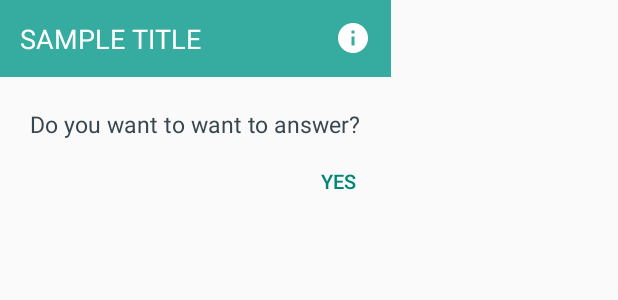
After one commit to rjhonsl/MappedCRM, an Android app: the layout dialog_material_themed_okonly.xml on its own in the app's theme, with its tools: preview values and no code run, on a phone screen of 412 x 824 dp. The commit adds this screen. Shown: the top 300 px of the screen. Run offline under Robolectric (Android 15) with nearby library versions, the phone set to English and light mode, and no system bars; network calls fail.

```diff
--- /dev/null
+++ b/app/src/main/res/layout/dialog_material_themed_okonly.xml
@@ -0,0 +1,79 @@
+<?xml version="1.0" encoding="utf-8"?>
+<LinearLayout xmlns:android="http://schemas.android.com/apk/res/android"
+              android:orientation="vertical"
+              android:layout_width="wrap_content"
+              android:layout_height="wrap_content"
+              android:gravity="center_horizontal"
+              android:weightSum="1">
+
+    <LinearLayout
+        android:layout_weight="1"
+        android:layout_marginBottom="5dp"
+        android:layout_width="fill_parent"
+        android:layout_height="wrap_content"
+        android:orientation="horizontal"
+        android:layout_gravity="left"
+        >
+        <TextView
+            android:gravity="center_vertical|left"
+            android:layout_width="fill_parent"
+            android:layout_height="wrap_content"
+            android:padding="13dp"
+            android:background="@color/deepteal_400"
+            android:textSize="18sp"
+            android:textColor="#FFFFFF"
+            android:text="SAMPLE TITLE"
+            android:drawableRight="@drawable/ic_info_white_24dp"
+            android:id="@+id/dialog_okonly_title"
+            />
+    </LinearLayout>
+
+
+    <LinearLayout
+        android:layout_weight="1"
+        android:layout_marginTop="5dp"
+        android:layout_width="wrap_content"
+        android:layout_marginLeft="10dp"
+        android:layout_marginRight="10dp"
+        android:layout_height="wrap_content"
+        android:orientation="vertical"
+        android:padding="10dp"
+        android:layout_gravity="center_horizontal">
+        <!--<TextView-->
+            <!--android:layout_width="wrap_content"-->
+            <!--android:layout_height="wrap_content"-->
+            <!--android:textSize="12sp"-->
+            <!--android:textColor="#7e829e"-->
+            <!--android:text="emaol"-->
+            <!--/>-->
+        <TextView
+            android:id="@+id/dialog_okonly_prompt"
+            android:layout_width="match_parent"
+            android:layout_height="wrap_content"
+            android:textSize="15sp"
+            android:textColor="@color/material_blue_grey_800"
+            android:text="Do you want to want to answer?"
+            />
+
+    </LinearLayout>
+    <LinearLayout
+        android:layout_weight="1"
+        android:layout_width="fill_parent"
+        android:layout_height="wrap_content"
+        android:orientation="horizontal"
+        android:gravity="right"
+        android:layout_gravity="right">
+
+        <Button
+            android:textColor="@color/material_deep_teal_500"
+            android:textSize="13sp"
+            android:layout_width="70dp"
+            android:layout_height="35dp"
+            android:background="@drawable/bg_material_transparent"
+            android:text="YES"
+            android:id="@+id/btn_dialog_okonly_OK"/>
+
+    </LinearLayout>
+
+
+</LinearLayout>
```
Also changed, not shown: app/src/main/java/com/santeh/rjhonsl/samplemap/Main/Activity_UserMonitoring_ViewByUser.java (+19 -1 lines), app/src/main/java/com/santeh/rjhonsl/samplemap/Utils/Helper.java (+40 -0 lines), app/src/main/res/layout/dialog_material_themed_list.xml (added, +51 -0 lines), app/src/main/res/values/strings.xml (+85 -0 lines), app/src/main/res/drawable-hdpi/ic_info_white_24dp.png (added), app/src/main/res/drawable-mdpi/ic_info_white_24dp.png (added), app/src/main/res/drawable-xhdpi/ic_info_white_24dp.png (added), app/src/main/res/drawable-xxhdpi/ic_info_white_24dp.png (added).
